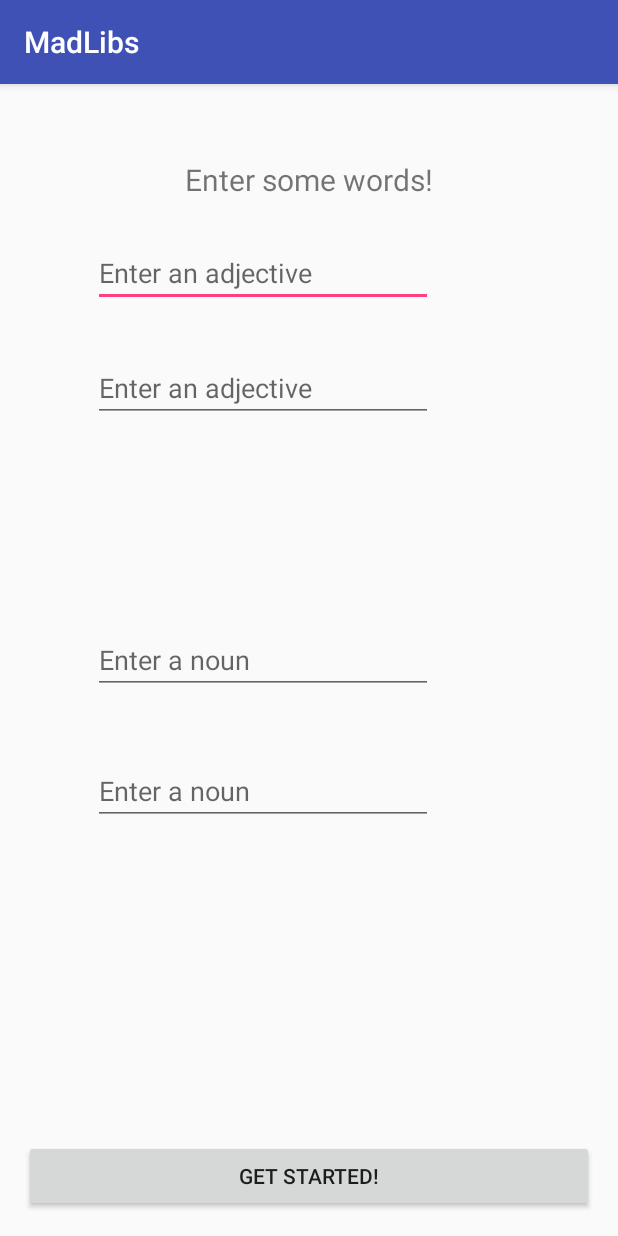
After one commit to annarbecker/MadLibs, an Android app: the VacationActivity screen opened directly, with no data from a screen before it, on a phone screen of 412 x 824 dp. The commit adds this screen. Run offline under Robolectric (Android 15) with nearby library versions, the phone set to English and light mode, and no system bars.

Commit message:
add multiple story routes

```diff
--- a/app/src/main/AndroidManifest.xml
+++ b/app/src/main/AndroidManifest.xml
@@ -15,7 +15,11 @@
                 <category android:name="android.intent.category.LAUNCHER" />
             </intent-filter>
         </activity>
-        <activity android:name=".StoryActivity"></activity>
+        <activity android:name=".StoryActivity" />
+        <activity android:name=".WordsOneActivity" />
+        <activity android:name=".VacationActivity" />
+        <activity android:name=".MysteryActivity" />
+        <activity android:name=".AnimalsActivity"></activity>
     </application>
 
 </manifest>
--- /dev/null
+++ b/app/src/main/java/com/epicodus/madlibs/VacationActivity.java
@@ -0,0 +1,43 @@
+package com.epicodus.madlibs;
+
+import android.content.Intent;
+import android.support.v7.app.AppCompatActivity;
+import android.os.Bundle;
+import android.view.View;
+import android.widget.Button;
+import android.widget.EditText;
+
+public class VacationActivity extends AppCompatActivity {
+    private Button mStartButton;
+    private EditText mAdjEditText1;
+    private EditText mAdjEditText2;
+    private EditText mNounEditText1;
+    private EditText mNounEditText2;
+
+    @Override
+    protected void onCreate(Bundle savedInstanceState) {
+        super.onCreate(savedInstanceState);
+        setContentView(R.layout.activity_vacation);
+
+
+        mAdjEditText1 = (EditText) findViewById(R.id.adjEditText1);
+        mAdjEditText2 = (EditText) findViewById(R.id.adjEditText2);
+        mNounEditText1 = (EditText) findViewById(R.id.nounEditText1);
+        mNounEditText2 = (EditText) findViewById(R.id.nounEditText2);
+        mStartButton = (Button) findViewById(R.id.startButton);
+        mStartButton.setOnClickListener(new View.OnClickListener() {
+            @Override
+            public void onClick(View v) {
+                String adj1 = mAdjEditText1.getText().toString();
+                String adj2 = mAdjEditText2.getText().toString();
+                String noun1 = mNounEditText1.getText().toString();
+                String noun2 = mNounEditText2.getText().toString();
+                Intent intent = new Intent(VacationActivity.this, StoryActivity.class);
+
+                intent.putExtra("wholeStory", "A vacation is when you take a trip to some " + adj1 + " place with your " + adj2 + " family. Usually you go to some place that is near a/an " + noun1 + " or up on a/an " + noun2 + ".");
+
+                startActivity(intent);
+            }
+        });
+    }
+}
--- /dev/null
+++ b/app/src/main/res/layout/activity_vacation.xml
@@ -0,0 +1,79 @@
+<?xml version="1.0" encoding="utf-8"?>
+<RelativeLayout xmlns:android="http://schemas.android.com/apk/res/android"
+    xmlns:tools="http://schemas.android.com/tools"
+    android:layout_width="match_parent"
+    android:layout_height="match_parent"
+    android:paddingBottom="@dimen/activity_vertical_margin"
+    android:paddingLeft="@dimen/activity_horizontal_margin"
+    android:paddingRight="@dimen/activity_horizontal_margin"
+    android:paddingTop="@dimen/activity_vertical_margin"
+    tools:context="com.epicodus.madlibs.VacationActivity">
+
+    <TextView
+        android:layout_width="wrap_content"
+        android:layout_height="wrap_content"
+        android:text="Enter some words!"
+        android:layout_alignParentTop="true"
+        android:layout_centerHorizontal="true"
+        android:layout_marginTop="34dp"
+        android:textSize="20dp"
+        android:id="@+id/madLibsTextView" />
+
+    <Button
+        android:layout_width="match_parent"
+        android:layout_height="wrap_content"
+        android:text="Get Started!"
+        android:id="@+id/startButton"
+        android:layout_alignParentBottom="true"
+        android:layout_alignParentLeft="true"
+        android:layout_alignParentStart="true" />
+
+    <EditText
+        android:layout_width="wrap_content"
+        android:layout_height="wrap_content"
+        android:id="@+id/adjEditText1"
+        android:layout_below="@+id/madLibsTextView"
+        android:layout_alignParentLeft="true"
+        android:layout_alignParentStart="true"
+        android:layout_marginLeft="46dp"
+        android:layout_marginStart="46dp"
+        android:layout_marginTop="26dp"
+        android:layout_alignRight="@+id/madLibsTextView"
+        android:layout_alignEnd="@+id/madLibsTextView"
+        android:hint="Enter an adjective"/>
+
+    <EditText
+        android:layout_width="wrap_content"
+        android:layout_height="wrap_content"
+        android:id="@+id/adjEditText2"
+        android:layout_marginTop="31dp"
+        android:hint="Enter an adjective"
+        android:layout_below="@+id/adjEditText1"
+        android:layout_alignLeft="@+id/adjEditText1"
+        android:layout_alignStart="@+id/adjEditText1"
+        android:layout_alignRight="@+id/madLibsTextView"
+        android:layout_alignEnd="@+id/madLibsTextView" />
+
+    <EditText
+        android:layout_width="wrap_content"
+        android:layout_height="wrap_content"
+        android:id="@+id/nounEditText1"
+        android:layout_centerVertical="true"
+        android:layout_alignRight="@+id/adjEditText2"
+        android:layout_alignEnd="@+id/adjEditText2"
+        android:layout_alignLeft="@+id/adjEditText2"
+        android:layout_alignStart="@+id/adjEditText2"
+        android:hint="Enter a noun"/>
+
+    <EditText
+        android:layout_width="wrap_content"
+        android:layout_height="wrap_content"
+        android:id="@+id/nounEditText2"
+        android:layout_below="@+id/nounEditText1"
+        android:layout_alignLeft="@+id/nounEditText1"
+        android:layout_alignStart="@+id/nounEditText1"
+        android:layout_marginTop="42dp"
+        android:layout_alignRight="@+id/nounEditText1"
+        android:layout_alignEnd="@+id/nounEditText1"
+        android:hint="Enter a noun"/>
+</RelativeLayout>
```
Also changed, not shown: app/src/main/java/com/epicodus/madlibs/AnimalsActivity.java (added, +45 -0 lines), app/src/main/java/com/epicodus/madlibs/MainActivity.java (+37 -33 lines), app/src/main/java/com/epicodus/madlibs/MysteryActivity.java (added, +45 -0 lines), app/src/main/java/com/epicodus/madlibs/StoryActivity.java (+15 -5 lines), app/src/main/java/com/epicodus/madlibs/WordsOneActivity.java (added, +45 -0 lines), app/src/main/res/layout/activity_animals.xml (added, +80 -0 lines), app/src/main/res/layout/activity_main.xml (+10 -57 lines), app/src/main/res/layout/activity_mystery.xml (added, +80 -0 lines), app/src/main/res/layout/activity_story.xml (+9 -0 lines), app/src/main/res/layout/activity_words_one.xml (added, +80 -0 lines), app/src/main/res/values/strings.xml (+7 -0 lines).
